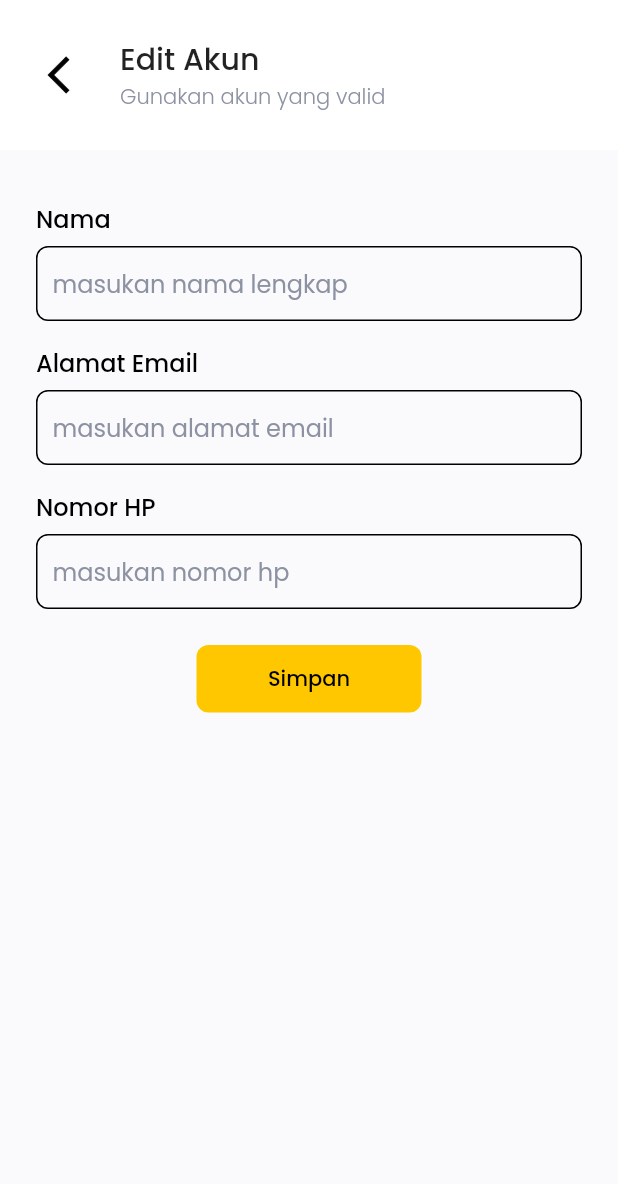
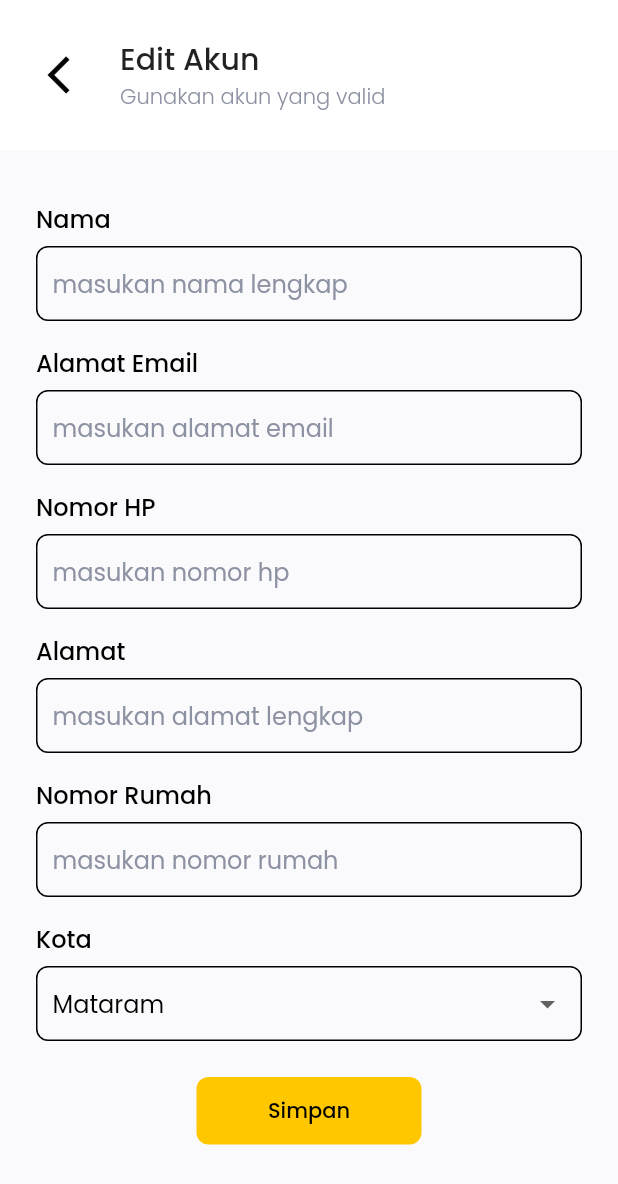
Before and after one commit to anwar907/FoodMarket, a Flutter app: what account() shows on an empty page, opened directly, after a tap on "Edit Akun", on a phone screen of 412 x 824 dp. Shown: the top 1184 px of the screen. Run offline on Flutter 3.47's test engine with Material 2 defaults, Android fonts, the phone set to English and light mode, and no system bars; our stand-ins replace bloc, equatable, flutter_bloc, flutter_spinkit, get, google_fonts and 2 more.

Commit message:
add icon

```diff
--- a/lib/ui/pages/edit_profil_page.dart
+++ b/lib/ui/pages/edit_profil_page.dart
@@ -9,6 +9,8 @@ class _EditProfilPageState extends State<EditProfilPage> {
   TextEditingController emailController = TextEditingController();
   TextEditingController phoneController = TextEditingController();
   TextEditingController nameController = TextEditingController();
+  TextEditingController addressController = TextEditingController();
+  TextEditingController housenoController = TextEditingController();
   @override
   Widget build(BuildContext context) {
     return GeneralPage(
@@ -89,6 +91,93 @@ class _EditProfilPageState extends State<EditProfilPage> {
                     hintText: 'masukan nomor hp'),
               ),
             ),
+            Container(
+              width: double.infinity,
+              margin: EdgeInsets.fromLTRB(defaultMargin, 16, defaultMargin, 6),
+              child: Text(
+                "Alamat",
+                style: blackFontStyle2,
+              ),
+            ),
+            Container(
+              width: double.infinity,
+              margin: EdgeInsets.symmetric(horizontal: defaultMargin),
+              padding: EdgeInsets.symmetric(horizontal: 10),
+              decoration: BoxDecoration(
+                  borderRadius: BorderRadius.circular(8),
+                  border: Border.all(color: Colors.black)),
+              child: TextField(
+                controller: addressController,
+                decoration: InputDecoration(
+                    border: InputBorder.none,
+                    hintStyle: greyFontStyle,
+                    hintText: 'masukan alamat lengkap'),
+              ),
+            ),
+            Container(
+              width: double.infinity,
+              margin: EdgeInsets.fromLTRB(defaultMargin, 16, defaultMargin, 6),
+              child: Text(
+                "Nomor Rumah",
+                style: blackFontStyle2,
+              ),
+            ),
+            Container(
+              width: double.infinity,
+              margin: EdgeInsets.symmetric(horizontal: defaultMargin),
+              padding: EdgeInsets.symmetric(horizontal: 10),
+              decoration: BoxDecoration(
+                  borderRadius: BorderRadius.circular(8),
+                  border: Border.all(color: Colors.black)),
+              child: TextField(
+                controller: housenoController,
+                decoration: InputDecoration(
+                    border: InputBorder.none,
+                    hintStyle: greyFontStyle,
+                    hintText: 'masukan nomor rumah'),
+              ),
+            ),
+            Container(
+              width: double.infinity,
+              margin: EdgeInsets.fromLTRB(defaultMargin, 16, defaultMargin, 6),
+              child: Text(
+                "Kota",
+                style: blackFontStyle2,
+              ),
+            ),
+            Container(
+                width: double.infinity,
+                margin: EdgeInsets.symmetric(horizontal: defaultMargin),
+                padding: EdgeInsets.symmetric(horizontal: 10),
+                decoration: BoxDecoration(
+                    borderRadius: BorderRadius.circular(8),
+                    border: Border.all(color: Colors.black)),
+                child: DropdownButton(
+                    isExpanded: true,
+                    underline: SizedBox(),
+                    items: [
+                      DropdownMenuItem(
+                          child: Text(
+                        "Mataram",
+                        style: blackFontStyle3,
+                      )),
+                      DropdownMenuItem(
+                          child: Text(
+                        "Lombok Tengah",
+                        style: blackFontStyle3,
+                      )),
+                      DropdownMenuItem(
+                          child: Text(
+                        "Lombok Timur",
+                        style: blackFontStyle3,
+                      )),
+                      DropdownMenuItem(
+                          child: Text(
+                        "Lombok Barat",
+                        style: blackFontStyle3,
+                      ))
+                    ],
+                    onChanged: (item) {})),
             Row(
               mainAxisAlignment: MainAxisAlignment.center,
               children: [
--- a/lib/ui/pages/pages.dart
+++ b/lib/ui/pages/pages.dart
@@ -17,7 +17,6 @@ import 'package:supercharged/supercharged.dart';
 part 'Ilustration_pages.dart';
 part 'add_food_pages.dart';
 part 'address_page.dart';
-part 'edit_home_address.dart';
 part 'edit_password_page.dart';
 part 'edit_profil_page.dart';
 part 'food_detail_page.dart';
--- a/lib/ui/widgets/account.dart
+++ b/lib/ui/widgets/account.dart
@@ -11,17 +11,10 @@ Widget account(BuildContext context) {
           "Edit Akun",
           style: blackFontStyle3,
         ),
-        trailing: Icon(Icons.arrow_forward_ios),
-      ),
-      ListTile(
-        onTap: () {
-          Get.to(EditHomeAddress());
-        },
-        title: Text(
-          "Alamat Rumah",
-          style: blackFontStyle3,
+        trailing: Icon(
+          Icons.border_color,
+          color: Colors.yellow,
         ),
-        trailing: Icon(Icons.arrow_forward_ios),
       ),
       ListTile(
         onTap: () {
@@ -31,14 +24,31 @@ Widget account(BuildContext context) {
           "Password",
           style: blackFontStyle3,
         ),
-        trailing: Icon(Icons.arrow_forward_ios),
+        trailing: Icon(
+          Icons.lock,
+          color: Colors.yellow,
+        ),
       ),
       ListTile(
+        onTap: () {},
         title: Text(
           "Pembayaran",
           style: blackFontStyle3,
         ),
-        trailing: Icon(Icons.arrow_forward_ios),
+        trailing: Icon(
+          Icons.payment,
+          color: Colors.yellow,
+        ),
+      ),
+      ListTile(
+        title: Text(
+          "Keluar",
+          style: blackFontStyle3,
+        ),
+        trailing: Icon(
+          Icons.power_settings_new,
+          color: Colors.red,
+        ),
       )
     ],
   );
```
Also changed, not shown: lib/ui/pages/edit_home_address.dart (deleted, +0 -136 lines), lib/ui/widgets/foodMarket.dart (+10 -4 lines).
